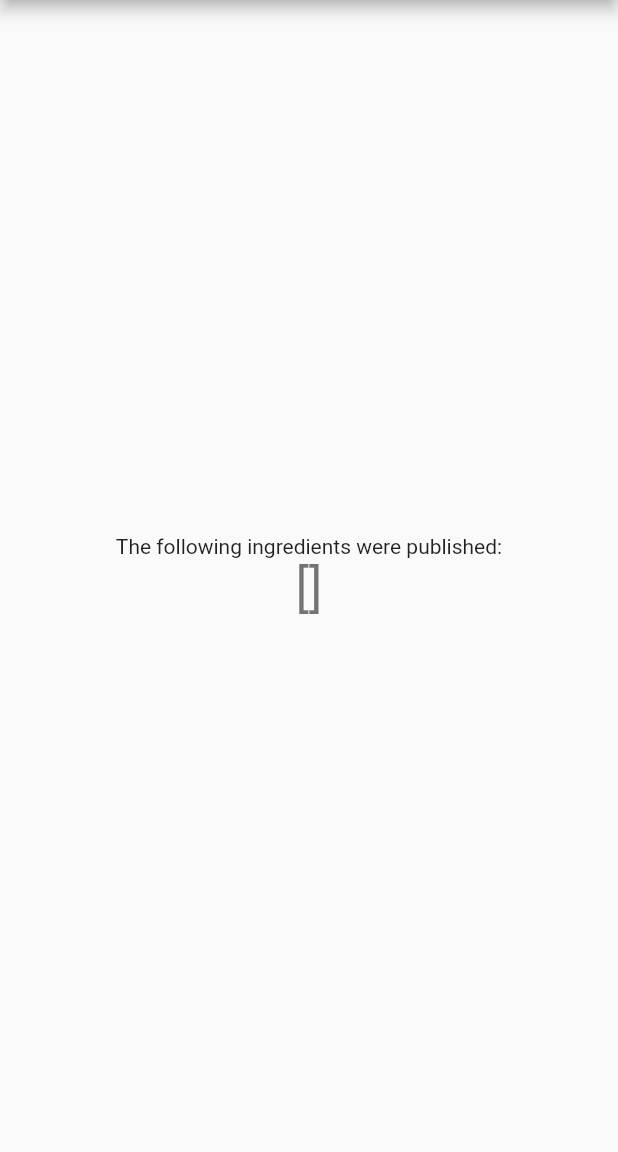
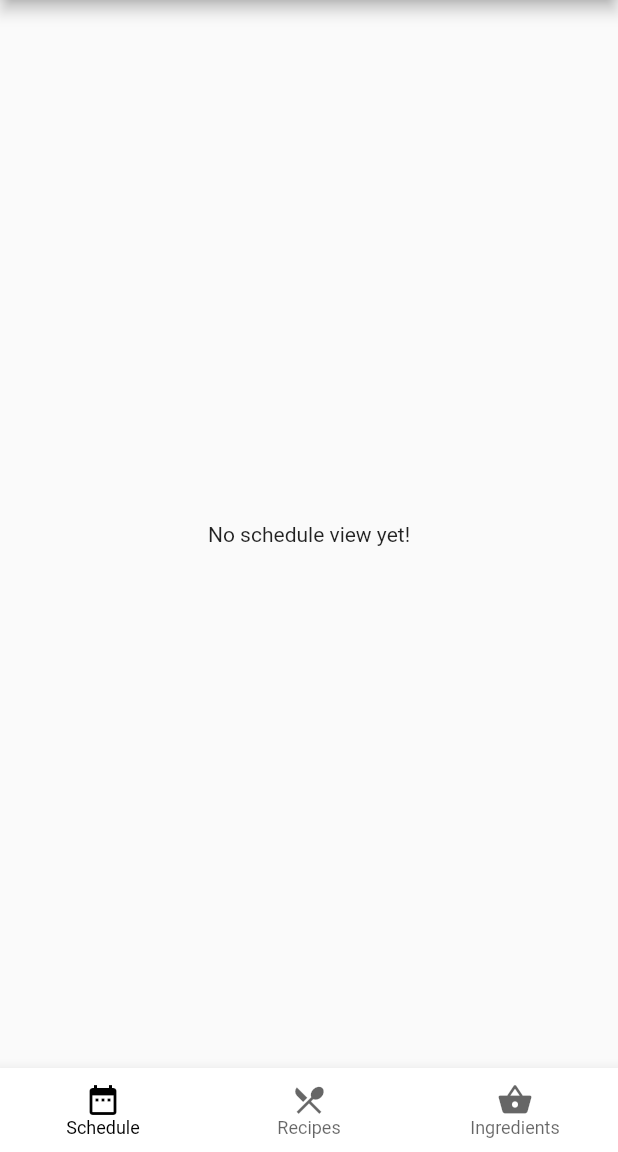
Before and after one commit to cjuub/tabetai2_flutter, a Flutter app: the screen it shows after launch, on a phone screen of 412 x 824 dp, the part 84-1236 px from its top. Run offline on Flutter 3.47's test engine with Material 2 defaults, Android fonts, the phone set to English and light mode, and no system bars; missing offline and left inert: connectanum.

Commit message:
Add navigation bar
Contains schedule, recipe and ingredients.
Recipe and ingredients views will list the name of published
recipes/ingredients.

```diff
--- a/lib/main.dart
+++ b/lib/main.dart
@@ -62,10 +62,30 @@ class HomePage extends StatefulWidget {
 
 class _HomePageState extends State<HomePage> {
   final WampSession _session;
-  List<dynamic> _ingredients = [];
+  List<String> _ingredients = [];
+  List<String> _recipes = [];
+  int _currentIndex = 0;
+  Widget _scheduleView = Text('No schedule view yet!');
+  Widget _recipeListView = Text('No recipes to show');
+  Widget _ingredientListView = Text('No ingredients to show');
+
+  Widget _currentView;
 
   _HomePageState(this._session) {
     _subscribeToTopics();
+    _currentView = _scheduleView;
+  }
+
+  void _selectView(int value) {
+    _currentIndex = value;
+
+    if (_currentIndex == 0) {
+      _currentView = _scheduleView;
+    } else if (_currentIndex == 1) {
+      _currentView = _recipeListView;
+    } else if (_currentIndex == 2) {
+      _currentView = _ingredientListView;
+    }
   }
 
   void _updateIngredients(List<dynamic> ingredientList) {
@@ -75,13 +95,34 @@ class _HomePageState extends State<HomePage> {
       // so that the display can reflect the updated values. If we changed
       // _counter without calling setState(), then the build method would not be
       // called again, and so nothing would appear to happen.
-      _ingredients = ingredientList;
+      _ingredients = [];
+      for (dynamic ingredient in ingredientList) {
+        _ingredients.add(ingredient[1]);
+      }
+      _ingredientListView = Text('$_ingredients');
+    });
+  }
+
+  void _updateRecipes(List<dynamic> recipeList) {
+    setState(() {
+      // This call to setState tells the Flutter framework that something has
+      // changed in this State, which causes it to rerun the build method below
+      // so that the display can reflect the updated values. If we changed
+      // _counter without calling setState(), then the build method would not be
+      // called again, and so nothing would appear to happen.
+      _recipes = [];
+      for (dynamic recipe in recipeList) {
+        _recipes.add(recipe[1]);
+      }
+      _recipeListView = Text('$_recipes');
     });
   }
 
   void _subscribeToTopics() async {
     await _session.subscribe(
         'com.tabetai2.ingredients', (data) => _updateIngredients(data));
+    await _session.subscribe(
+        'com.tabetai2.recipes', (data) => _updateRecipes(data));
   }
 
   @override
@@ -92,6 +133,8 @@ class _HomePageState extends State<HomePage> {
     // The Flutter framework has been optimized to make rerunning build methods
     // fast, so that you can just rebuild anything that needs updating rather
     // than having to individually change instances of widgets.
+    final colorScheme = Theme.of(context).colorScheme;
+    final textTheme = Theme.of(context).textTheme;
 
     return Scaffold(
       appBar: AppBar(
@@ -118,16 +161,35 @@ class _HomePageState extends State<HomePage> {
           // axis because Columns are vertical (the cross axis would be
           // horizontal).
           mainAxisAlignment: MainAxisAlignment.center,
-          children: <Widget>[
-            Text(
-              'The following ingredients were published:',
-            ),
-            Text(
-              '$_ingredients',
-              style: Theme.of(context).textTheme.headline4,
-            ),
-          ],
+          children: <Widget>[_currentView],
         ),
+      ),
+      bottomNavigationBar: BottomNavigationBar(
+        type: BottomNavigationBarType.fixed,
+        currentIndex: _currentIndex,
+        backgroundColor: colorScheme.surface,
+        selectedItemColor: colorScheme.onSurface,
+        unselectedItemColor: colorScheme.onSurface.withOpacity(.60),
+        selectedLabelStyle: textTheme.caption,
+        unselectedLabelStyle: textTheme.caption,
+        onTap: (value) {
+          // Respond to item press.
+          setState(() => _selectView(value));
+        },
+        items: [
+          BottomNavigationBarItem(
+            title: Text('Schedule'),
+            icon: Icon(Icons.date_range),
+          ),
+          BottomNavigationBarItem(
+            title: Text('Recipes'),
+            icon: Icon(Icons.restaurant_menu),
+          ),
+          BottomNavigationBarItem(
+            title: Text('Ingredients'),
+            icon: Icon(Icons.shopping_basket),
+          ),
+        ],
       ),
     );
   }
```
